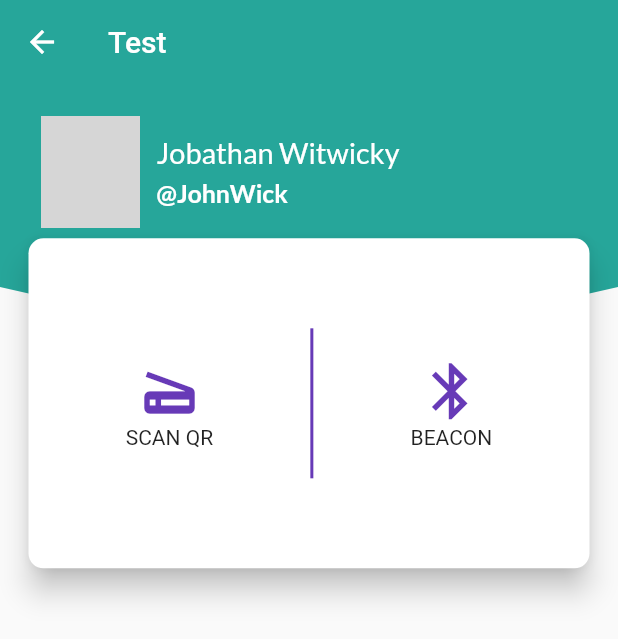
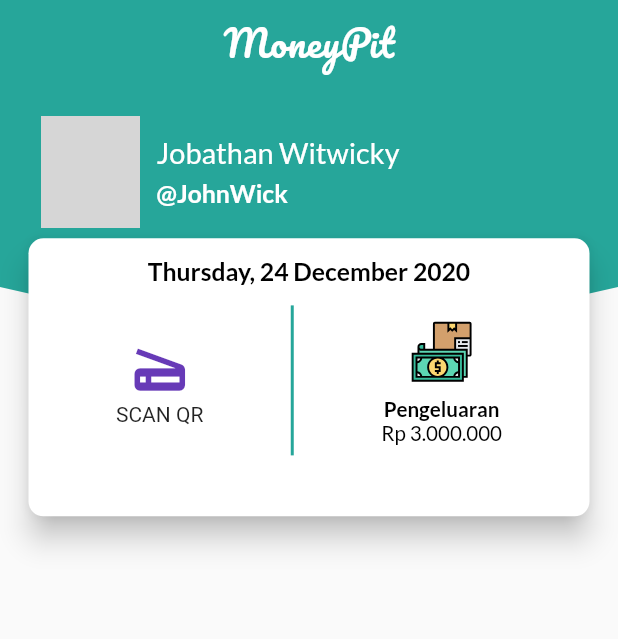
Before and after one commit to ardhanmz/MoneyPit-Flutter, a Flutter app: the HomeView screen opened by its route, on a phone screen of 412 x 824 dp. Shown: the top 639 px of the screen. Run offline on Flutter 3.47's test engine with Material 2 defaults, Android fonts, the phone set to English and light mode, and no system bars; our stand-ins replace flutter_screenutil, flutter_svg, google_fonts; network calls fail; grey boxes are pictures that could not be loaded.

Commit message:
Add Date on Home View Add Expense Section on Home View

```diff
--- a/lib/views/HomeView.dart
+++ b/lib/views/HomeView.dart
@@ -1,12 +1,17 @@
 import 'package:flutter/material.dart';
 import 'package:flutter_screenutil/flutter_screenutil.dart';
+import 'package:flutter_svg/flutter_svg.dart';
 import 'package:google_fonts/google_fonts.dart';
+import 'package:intl/intl.dart';
 
 class HomeView extends StatefulWidget {
   HomeViewState createState() => HomeViewState();
 }
 
 class HomeViewState extends State<HomeView> {
+  static final DateTime now = DateTime.now();
+  static final formatter = DateFormat('EEEE, dd MMMM yyyy');
+  final String formatted = formatter.format(now);
   @override
   Widget build(BuildContext context) {
     // TODO: implement build
@@ -17,7 +22,16 @@ class HomeViewState extends State<HomeView> {
         child: Container(
           child: AppBar(
             elevation: 0.0,
-            title: Text("Test"),
+            automaticallyImplyLeading: false,
+            title: Text(
+              "MoneyPit",
+              style: GoogleFonts.pacifico(
+                color: Colors.white,
+                fontSize: ScreenUtil().setSp(45),
+                letterSpacing: .5,
+              ),
+            ),
+            centerTitle: true,
           ),
         ),
         preferredSize: Size.fromHeight(kToolbarHeight),
@@ -101,8 +115,24 @@ class HomeViewState extends State<HomeView> {
                       borderRadius: BorderRadius.circular(10)),
                   child: Container(
                     width: MediaQuery.of(context).size.height * .90,
-                    height: 220,
-                    child: Row(
+                    height: ScreenUtil().setHeight(300),
+                    child: Column(
+                      children: [
+                        SizedBox(
+                          height: ScreenUtil().setHeight(20),
+                        ),
+                        Container(
+                            child: Text(
+                          formatted,
+                          style: GoogleFonts.lato(
+                              color: Colors.black,
+                              fontWeight: FontWeight.bold,
+                              fontSize: ScreenUtil().setSp(30)),
+                        )),
+                        SizedBox(
+                          height: ScreenUtil().setHeight(20),
+                        ),
+                        Row(
                           mainAxisAlignment: MainAxisAlignment.spaceEvenly,
                           children: <Widget>[
                             Column(
@@ -119,19 +149,38 @@ class HomeViewState extends State<HomeView> {
                             Container(
                               height: 100,
                               width: 2,
-                          color: Colors.deepPurple,
+                              color: Theme.of(context).primaryColor,
                             ),
                             Column(
                               mainAxisAlignment: MainAxisAlignment.center,
                               children: <Widget>[
-                            Icon(
-                              Icons.bluetooth,
-                              color: Colors.deepPurple,
-                              size: 45,
+                                Container(
+                                  child: SvgPicture.asset(
+                                      'assets/svg/expenses.svg',
+                                      semanticsLabel: 'A red up arrow'),
+                                  width: ScreenUtil().setWidth(75),
+                                  height: ScreenUtil().setHeight(75),
                                 ),
-                            Text("BEACON")
+                                SizedBox(
+                                  height: ScreenUtil().setHeight(10),
+                                ),
+                                Text(
+                                  "Pengeluaran",
+                                  style: GoogleFonts.lato(
+                                      color: Colors.black,
+                                      fontWeight: FontWeight.bold,
+                                      fontSize: ScreenUtil().setSp(25)),
+                                ),
+                                Text(
+                                  "Rp 3.000.000",
+                                  style: GoogleFonts.lato(
+                                      color: Colors.black,
+                                      fontSize: ScreenUtil().setSp(25)),
+                                )
                               ],
                             )
+                          ],
+                        ),
                       ],
                     ),
                   ),
--- a/pubspec.yaml
+++ b/pubspec.yaml
@@ -27,6 +27,7 @@ dependencies:
   flutter_svg: 0.19.1
   flutter_screenutil: ^3.1.0
   google_fonts: ^1.1.1
+  intl: ^0.16.1
 
 
   # The following adds the Cupertino Icons font to your application.
```
Also changed, not shown: pubspec.lock. Lines whose indentation alone changed are shown as unchanged.
